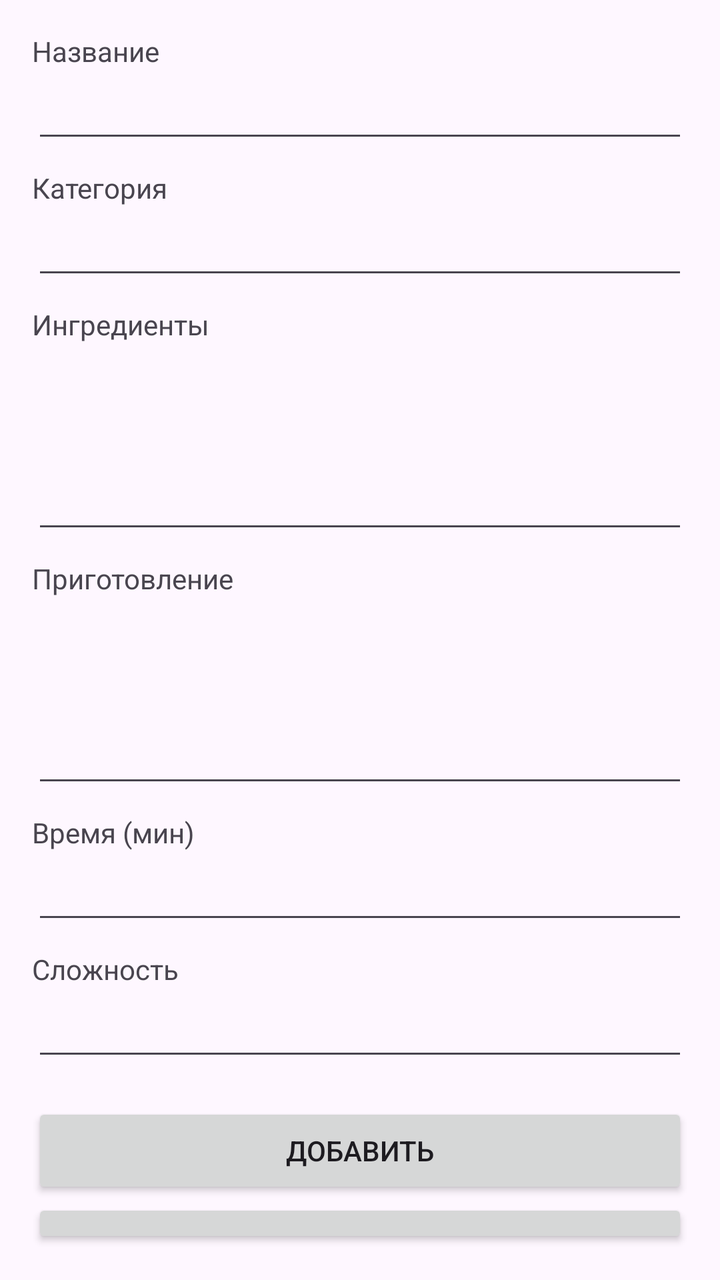
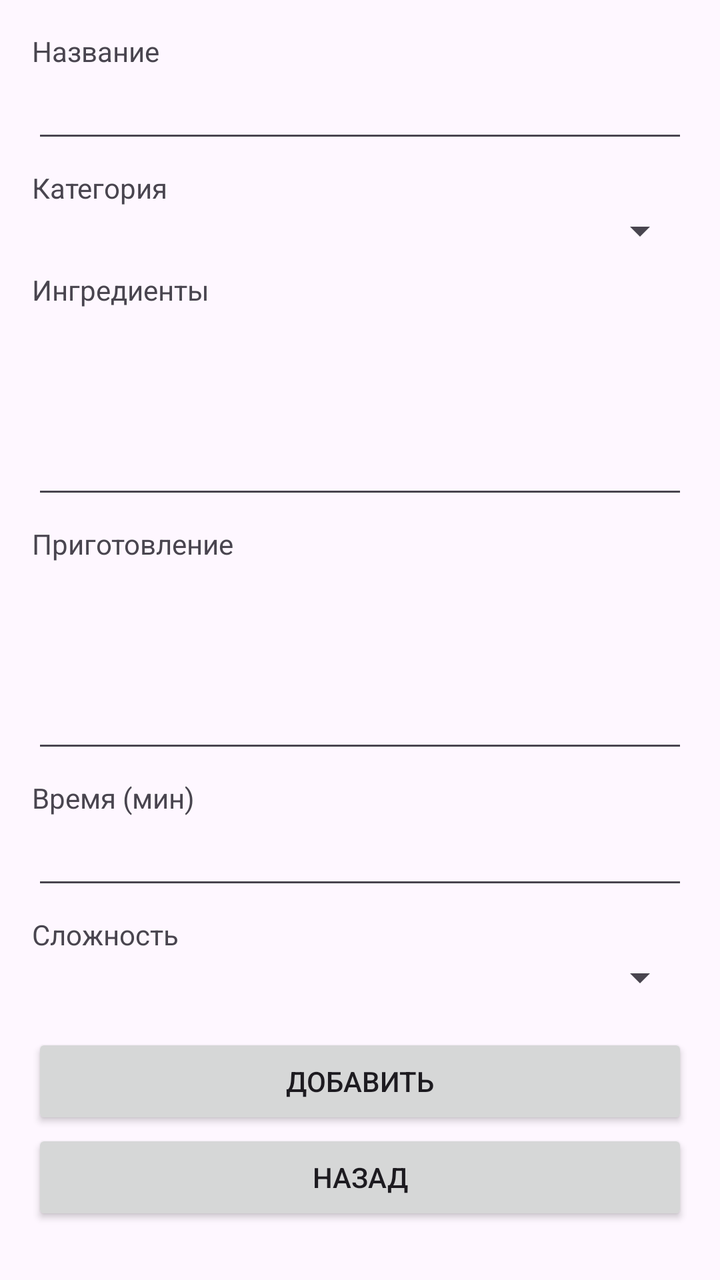

The first picture is an Android layout as it rendered before a commit; the second is the same layout after the commit. The layout source and the unified diff follow.
<!-- AndroidManifest.xml: application theme Theme.Recipe -->
<!-- res/layout/activity_add_recipe.xml -->
<?xml version="1.0" encoding="utf-8"?>
<androidx.constraintlayout.widget.ConstraintLayout xmlns:android="http://schemas.android.com/apk/res/android"
    xmlns:tools="http://schemas.android.com/tools"
    android:layout_width="match_parent"
    android:layout_height="match_parent"
    tools:context=".view.AddRecipeActivity">

    <LinearLayout
        android:layout_width="match_parent"
        android:layout_height="match_parent"
        android:orientation="vertical"
        android:padding="16dp">

        <TextView
            android:layout_width="match_parent"
            android:layout_height="wrap_content"
            android:text="@string/title" />
        <EditText
            android:id="@+id/editName"
            android:layout_width="match_parent"
            android:layout_height="wrap_content"
            android:inputType="text" />

        <TextView
            android:layout_width="match_parent"
            android:layout_height="wrap_content"
            android:text="@string/category"
            android:layout_marginTop="8dp" />
        <EditText
            android:id="@+id/editCategory"
            android:layout_width="match_parent"
            android:layout_height="wrap_content"
            android:inputType="text" />

        <TextView
            android:layout_width="match_parent"
            android:layout_height="wrap_content"
            android:text="@string/ingredients"
            android:layout_marginTop="8dp" />
        <EditText
            android:id="@+id/editIngredients"
            android:layout_width="match_parent"
            android:layout_height="100dp"
            android:inputType="textMultiLine"
            android:gravity="top" />

        <TextView
            android:layout_width="match_parent"
            android:layout_height="wrap_content"
            android:text="@string/instructions"
            android:layout_marginTop="8dp" />
        <EditText
            android:id="@+id/editInstructions"
            android:layout_width="match_parent"
            android:layout_height="100dp"
            android:inputType="textMultiLine"
            android:gravity="top" />

        <TextView
            android:layout_width="match_parent"
            android:layout_height="wrap_content"
            android:text="@string/cooking_time"
            android:layout_marginTop="8dp" />
        <EditText
            android:id="@+id/editTime"
            android:layout_width="match_parent"
            android:layout_height="wrap_content"
            android:inputType="number" />

        <TextView
            android:layout_width="match_parent"
            android:layout_height="wrap_content"
            android:text="@string/difficulty"
            android:layout_marginTop="8dp" />
        <EditText
            android:id="@+id/editDifficulty"
            android:layout_width="match_parent"
            android:layout_height="wrap_content"
            android:inputType="text" />

        <Button
            android:id="@+id/saveButton"
            android:layout_width="match_parent"
            android:layout_height="wrap_content"
            android:text="@string/add"
            android:layout_marginTop="16dp" />

        <Button
            android:id="@+id/exitButton"
            android:layout_width="match_parent"
            android:layout_height="wrap_content"
            android:text="@string/exit" />

    </LinearLayout>
</androidx.constraintlayout.widget.ConstraintLayout>
<!-- resources referenced by this layout -->
<resources>
  <string name="add">Добавить</string>
  <string name="category">Категория</string>
  <string name="cooking_time">Время (мин)</string>
  <string name="difficulty">Сложность</string>
  <string name="exit">Назад</string>
  <string name="ingredients">Ингредиенты</string>
  <string name="instructions">Приготовление</string>
  <string name="title">Название</string>
  <style name="Theme.Recipe" parent="Base.Theme.Recipe" />
  <style name="Base.Theme.Recipe" parent="Theme.Material3.DayNight.NoActionBar">
          
          
      </style>
</resources>

<!-- the commit's change to res/layout/activity_add_recipe.xml (unified diff, before → after) -->
@@ -5,91 +5,94 @@
     android:layout_height="match_parent"
     tools:context=".view.AddRecipeActivity">
 
-    <LinearLayout
+    <ScrollView
         android:layout_width="match_parent"
-        android:layout_height="match_parent"
-        android:orientation="vertical"
-        android:padding="16dp">
+        android:layout_height="match_parent">
 
-        <TextView
+        <LinearLayout
             android:layout_width="match_parent"
             android:layout_height="wrap_content"
-            android:text="@string/title" />
-        <EditText
-            android:id="@+id/editName"
-            android:layout_width="match_parent"
-            android:layout_height="wrap_content"
-            android:inputType="text" />
+            android:orientation="vertical"
+            android:padding="16dp">
 
-        <TextView
-            android:layout_width="match_parent"
-            android:layout_height="wrap_content"
-            android:text="@string/category"
-            android:layout_marginTop="8dp" />
-        <EditText
-            android:id="@+id/editCategory"
-            android:layout_width="match_parent"
-            android:layout_height="wrap_content"
-            android:inputType="text" />
+            <TextView
+                android:layout_width="match_parent"
+                android:layout_height="wrap_content"
+                android:text="@string/title" />
+            <EditText
+                android:id="@+id/editName"
+                android:layout_width="match_parent"
+                android:layout_height="wrap_content"
+                android:inputType="text" />
 
-        <TextView
-            android:layout_width="match_parent"
-            android:layout_height="wrap_content"
-            android:text="@string/ingredients"
-            android:layout_marginTop="8dp" />
-        <EditText
-            android:id="@+id/editIngredients"
-            android:layout_width="match_parent"
-            android:layout_height="100dp"
-            android:inputType="textMultiLine"
-            android:gravity="top" />
+            <TextView
+                android:layout_width="match_parent"
+                android:layout_height="wrap_content"
+                android:text="@string/category"
+                android:layout_marginTop="8dp" />
+            <Spinner
+                android:id="@+id/spinnerCategory"
+                android:layout_width="match_parent"
+                android:layout_height="wrap_content" />
 
-        <TextView
-            android:layout_width="match_parent"
-            android:layout_height="wrap_content"
-            android:text="@string/instructions"
-            android:layout_marginTop="8dp" />
-        <EditText
-            android:id="@+id/editInstructions"
-            android:layout_width="match_parent"
-            android:layout_height="100dp"
-            android:inputType="textMultiLine"
-            android:gravity="top" />
+            <TextView
+                android:layout_width="match_parent"
+                android:layout_height="wrap_content"
+                android:text="@string/ingredients"
+                android:layout_marginTop="8dp" />
+            <EditText
+                android:id="@+id/editIngredients"
+                android:layout_width="match_parent"
+                android:layout_height="100dp"
+                android:inputType="textMultiLine"
+                android:gravity="top" />
 
-        <TextView
-            android:layout_width="match_parent"
-            android:layout_height="wrap_content"
-            android:text="@string/cooking_time"
-            android:layout_marginTop="8dp" />
-        <EditText
-            android:id="@+id/editTime"
-            android:layout_width="match_parent"
-            android:layout_height="wrap_content"
-            android:inputType="number" />
+            <TextView
+                android:layout_width="match_parent"
+                android:layout_height="wrap_content"
+                android:text="@string/instructions"
+                android:layout_marginTop="8dp" />
+            <EditText
+                android:id="@+id/editInstructions"
+                android:layout_width="match_parent"
+                android:layout_height="100dp"
+                android:inputType="textMultiLine"
+                android:gravity="top" />
 
-        <TextView
-            android:layout_width="match_parent"
-            android:layout_height="wrap_content"
-            android:text="@string/difficulty"
-            android:layout_marginTop="8dp" />
-        <EditText
-            android:id="@+id/editDifficulty"
-            android:layout_width="match_parent"
-            android:layout_height="wrap_content"
-            android:inputType="text" />
+            <TextView
+                android:layout_width="match_parent"
+                android:layout_height="wrap_content"
+                android:text="@string/cooking_time"
+                android:layout_marginTop="8dp" />
+            <EditText
+                android:id="@+id/editTime"
+                android:layout_width="match_parent"
+                android:layout_height="wrap_content"
+                android:inputType="number" />
 
-        <Button
-            android:id="@+id/saveButton"
-            android:layout_width="match_parent"
-            android:layout_height="wrap_content"
-            android:text="@string/add"
-            android:layout_marginTop="16dp" />
+            <TextView
+                android:layout_width="match_parent"
+                android:layout_height="wrap_content"
+                android:text="@string/difficulty"
+                android:layout_marginTop="8dp" />
+            <Spinner
+                android:id="@+id/spinnerDifficulty"
+                android:layout_width="match_parent"
+                android:layout_height="wrap_content" />
 
-        <Button
-            android:id="@+id/exitButton"
-            android:layout_width="match_parent"
-            android:layout_height="wrap_content"
-            android:text="@string/exit" />
+            <Button
+                android:id="@+id/saveButton"
+                android:layout_width="match_parent"
+                android:layout_height="wrap_content"
+                android:text="@string/add"
+                android:layout_marginTop="16dp" />
 
-    </LinearLayout>
+            <Button
+                android:id="@+id/exitButton"
+                android:layout_width="match_parent"
+                android:layout_height="wrap_content"
+                android:text="@string/exit" />
+
+        </LinearLayout>
+    </ScrollView>
 </androidx.constraintlayout.widget.ConstraintLayout>
